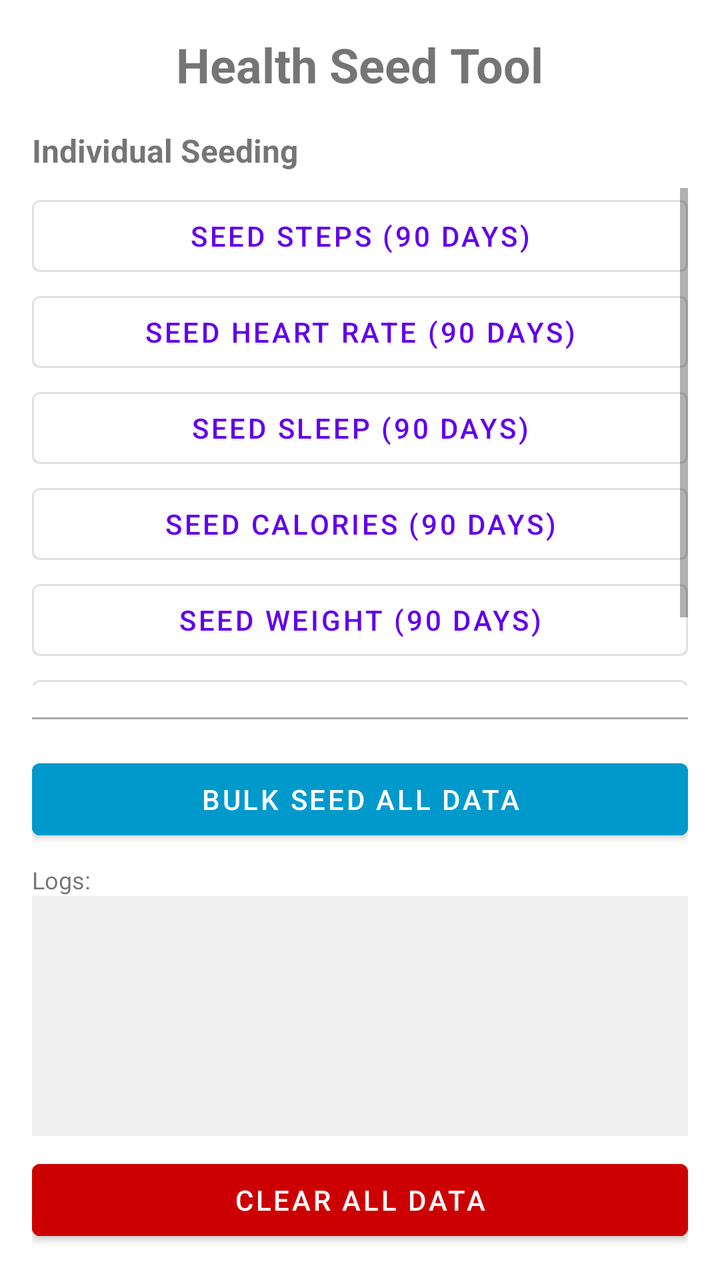
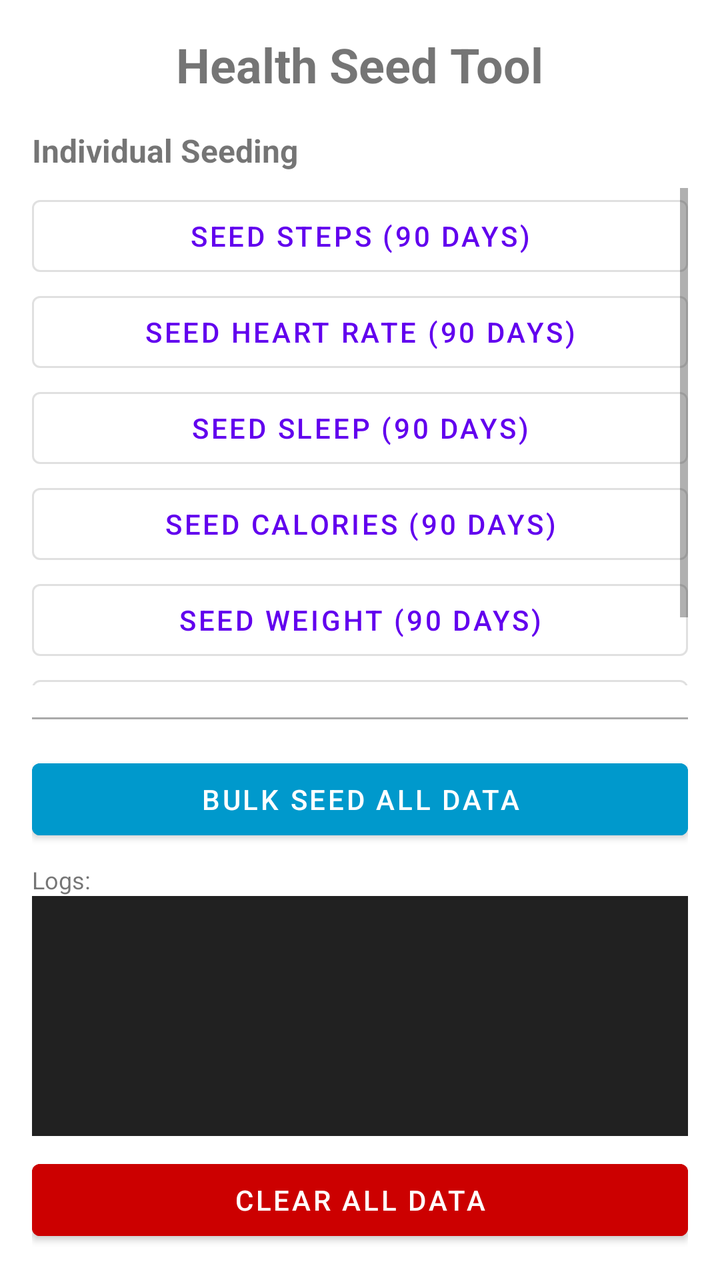

Compare the two renders of this Android layout. The source of the first and the diff that turns it into the second are given below.
<!-- AndroidManifest.xml: application theme Theme.MaterialComponents.DayNight.NoActionBar -->
<!-- res/layout/activity_main.xml -->
<?xml version="1.0" encoding="utf-8"?>
<LinearLayout xmlns:android="http://schemas.android.com/apk/res/android"
    android:layout_width="match_parent"
    android:layout_height="match_parent"
    android:orientation="vertical"
    android:padding="16dp">

    <TextView
        android:layout_width="wrap_content"
        android:layout_height="wrap_content"
        android:text="Health Seed Tool"
        android:textSize="24sp"
        android:textStyle="bold"
        android:layout_gravity="center_horizontal"
        android:paddingBottom="16dp"/>

    <TextView
        android:layout_width="wrap_content"
        android:layout_height="wrap_content"
        android:text="Individual Seeding"
        android:textSize="16sp"
        android:textStyle="bold"
        android:paddingBottom="8dp"/>

    
    <ScrollView
        android:layout_width="match_parent"
        android:layout_height="0dp"
        android:layout_weight="1">
        
        <LinearLayout
            android:layout_width="match_parent"
            android:layout_height="wrap_content"
            android:orientation="vertical">

            <Button android:id="@+id/btnSeedSteps" android:layout_width="match_parent" android:layout_height="wrap_content" android:text="Seed Steps (90 days)" style="@style/Widget.MaterialComponents.Button.OutlinedButton"/>
            <Button android:id="@+id/btnSeedHeartRate" android:layout_width="match_parent" android:layout_height="wrap_content" android:text="Seed Heart Rate (90 days)" style="@style/Widget.MaterialComponents.Button.OutlinedButton"/>
            <Button android:id="@+id/btnSeedSleep" android:layout_width="match_parent" android:layout_height="wrap_content" android:text="Seed Sleep (90 days)" style="@style/Widget.MaterialComponents.Button.OutlinedButton"/>
            <Button android:id="@+id/btnSeedCalories" android:layout_width="match_parent" android:layout_height="wrap_content" android:text="Seed Calories (90 days)" style="@style/Widget.MaterialComponents.Button.OutlinedButton"/>
            <Button android:id="@+id/btnSeedWeight" android:layout_width="match_parent" android:layout_height="wrap_content" android:text="Seed Weight (90 days)" style="@style/Widget.MaterialComponents.Button.OutlinedButton"/>
            <Button android:id="@+id/btnSeedExercise" android:layout_width="match_parent" android:layout_height="wrap_content" android:text="Seed Exercise (90 days)" style="@style/Widget.MaterialComponents.Button.OutlinedButton"/>

        </LinearLayout>
    </ScrollView>

    <View
        android:layout_width="match_parent"
        android:layout_height="1dp"
        android:background="@android:color/darker_gray"
        android:layout_marginVertical="16dp"/>

    <Button
        android:id="@+id/btnSeedData"
        android:layout_width="match_parent"
        android:layout_height="wrap_content"
        android:text="BULK SEED ALL DATA"
        android:backgroundTint="@android:color/holo_blue_dark"/>

    <ProgressBar
        android:id="@+id/progressBar"
        android:layout_width="match_parent"
        android:layout_height="wrap_content"
        android:visibility="gone"
        style="?android:attr/progressBarStyleHorizontal" />

    <TextView
        android:layout_width="wrap_content"
        android:layout_height="wrap_content"
        android:text="Logs:"
        android:textSize="12sp"
        android:paddingTop="8dp"/>

    <ScrollView
        android:layout_width="match_parent"
        android:layout_height="120dp"
        android:background="#F0F0F0"
        android:padding="4dp">

        <TextView
            android:id="@+id/tvLog"
            android:layout_width="match_parent"
            android:layout_height="wrap_content"
            android:textSize="10sp"
            android:fontFamily="monospace" />
    </ScrollView>

    <Button
        android:id="@+id/btnClear"
        android:layout_width="match_parent"
        android:layout_height="wrap_content"
        android:text="Clear All Data"
        android:layout_marginTop="8dp"
        android:backgroundTint="@android:color/holo_red_dark" />

</LinearLayout>
<!-- resources referenced by this layout -->
<resources>

</resources>

<!-- the commit's change to res/layout/activity_main.xml (unified diff, before → after) -->
@@ -73,7 +73,7 @@
     <ScrollView
         android:layout_width="match_parent"
         android:layout_height="120dp"
-        android:background="#F0F0F0"
+        android:background="#212121"
         android:padding="4dp">
 
         <TextView
@@ -81,6 +81,7 @@
             android:layout_width="match_parent"
             android:layout_height="wrap_content"
             android:textSize="10sp"
+            android:textColor="#FFFFFF"
             android:fontFamily="monospace" />
     </ScrollView>
 
